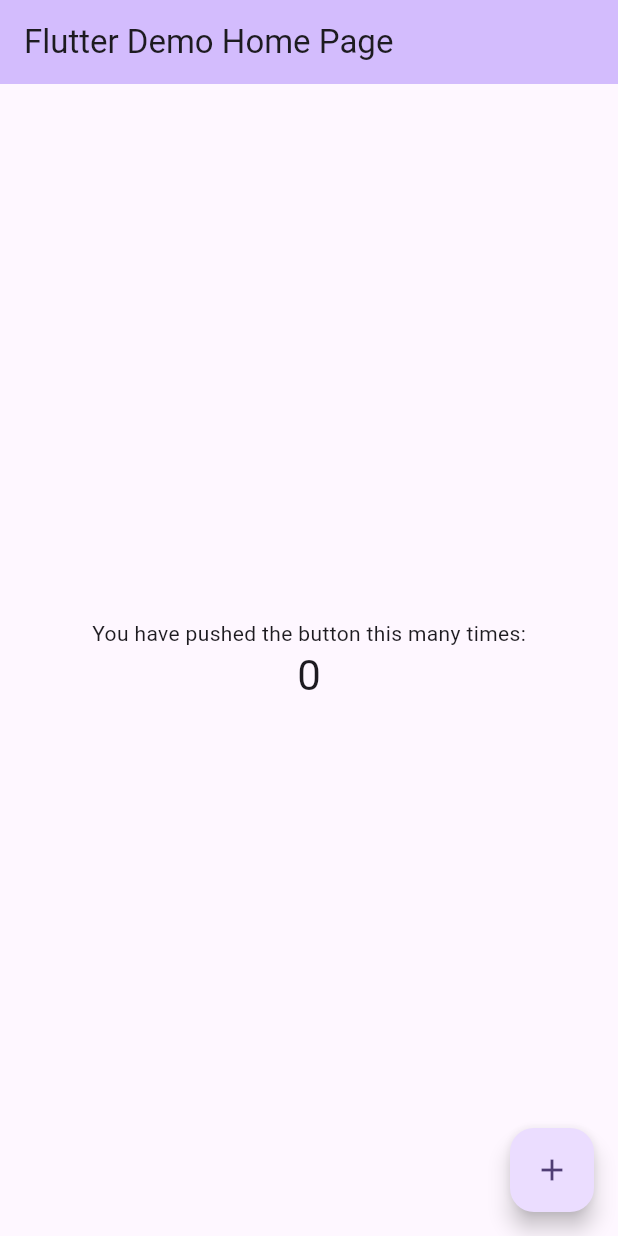
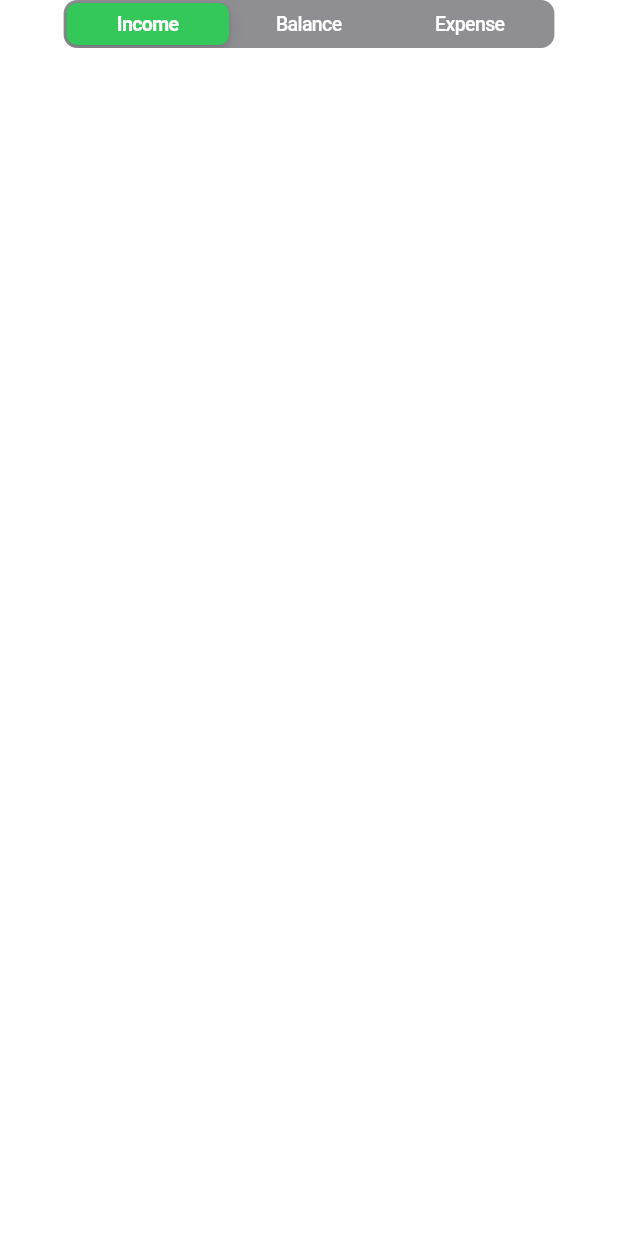
Before and after one commit to SE-TINF22B2/G1-CashCompass, a Flutter app: the screen it shows after launch, on a phone screen of 412 x 824 dp. Run offline on Flutter 3.47's test engine with Material 3 defaults, Android fonts, the phone set to English and light mode, and no system bars.

Commit message:
Added segmented control

```diff
--- /dev/null
+++ b/frontend/cashcompass/lib/components/segmented_control.dart
@@ -0,0 +1,55 @@
+import 'package:cashcompass/components/segmented_text.dart';
+import "package:flutter/cupertino.dart";
+
+enum OverviewState {
+  income(color: CupertinoColors.systemGreen, list: [1.0, 2.0, 30.2]),
+  balance(color: CupertinoColors.activeBlue, list: []),
+  expense(color: CupertinoColors.systemRed, list: [1, 2, 3]);
+
+  const OverviewState({required this.color, required this.list});
+
+  final Color color;
+  final List<double> list;
+}
+
+final Map<OverviewState, Widget> logoWidgets = <OverviewState, Widget>{
+  OverviewState.income: const SegmenedText(title: "Income"),
+  OverviewState.balance: const SegmenedText(title: "Balance"),
+  OverviewState.expense: const SegmenedText(title: "Expense")
+};
+
+class SegmentedControl extends StatefulWidget {
+  const SegmentedControl({super.key});
+
+  @override
+  State<SegmentedControl> createState() => _SegmentedControlState();
+}
+
+class _SegmentedControlState extends State<SegmentedControl> {
+  //initialise selectedSegment
+  OverviewState _selectedSegment = OverviewState.income;
+
+  @override
+  Widget build(BuildContext context) {
+    return Center(
+      child: Column(
+        children: [
+          CupertinoSlidingSegmentedControl<OverviewState>(
+            backgroundColor: CupertinoColors.systemGrey,
+            thumbColor: _selectedSegment.color,
+            children: logoWidgets,
+            onValueChanged: (OverviewState? val) {
+              if (val != null) {
+                setState(() {
+                  _selectedSegment = val;
+                });
+              }
+            },
+            groupValue: _selectedSegment,
+          ),
+          const SizedBox(height: 25),
+        ],
+      ),
+    );
+  }
+}
--- /dev/null
+++ b/frontend/cashcompass/lib/components/segmented_text.dart
@@ -0,0 +1,17 @@
+import 'package:flutter/cupertino.dart';
+
+class SegmenedText extends StatelessWidget {
+  final String title;
+  const SegmenedText({super.key, required this.title});
+
+  @override
+  Widget build(BuildContext context) {
+    return Padding(
+      padding: const EdgeInsets.symmetric(horizontal: 20),
+      child: Text(
+        title,
+        style: const TextStyle(color: CupertinoColors.white),
+      ),
+    );
+  }
+}
--- a/frontend/cashcompass/lib/screens/homescreen/homescreen.dart
+++ b/frontend/cashcompass/lib/screens/homescreen/homescreen.dart
@@ -1,3 +1,4 @@
+import 'package:flutter/cupertino.dart';
 import 'package:flutter/material.dart';
 
 import 'homescreen_widgetxyz.dart';
@@ -8,28 +9,10 @@ class MyApp extends StatelessWidget {
   // This widget is the root of your application.
   @override
   Widget build(BuildContext context) {
-    return MaterialApp(
+    return const CupertinoApp(
       title: 'Flutter Demo',
-      theme: ThemeData(
-        // This is the theme of your application.
-        //
-        // TRY THIS: Try running your application with "flutter run". You'll see
-        // the application has a purple toolbar. Then, without quitting the app,
-        // try changing the seedColor in the colorScheme below to Colors.green
-        // and then invoke "hot reload" (save your changes or press the "hot
-        // reload" button in a Flutter-supported IDE, or press "r" if you used
-        // the command line to start the app).
-        //
-        // Notice that the counter didn't reset back to zero; the application
-        // state is not lost during the reload. To reset the state, use hot
-        // restart instead.
-        //
-        // This works for code too, not just values: Most code changes can be
-        // tested with just a hot reload.
-        colorScheme: ColorScheme.fromSeed(seedColor: Colors.deepPurple),
-        useMaterial3: true,
-      ),
-      home: const MyHomePage(title: 'Flutter Demo Home Page'),
+      debugShowCheckedModeBanner: false,
+      home: MyHomePage(title: 'Flutter Demo Home Page'),
     );
   }
 }
--- a/frontend/cashcompass/lib/screens/homescreen/homescreen_widgetxyz.dart
+++ b/frontend/cashcompass/lib/screens/homescreen/homescreen_widgetxyz.dart
@@ -1,3 +1,5 @@
+import 'package:cashcompass/components/segmented_control.dart';
+import 'package:flutter/cupertino.dart';
 import 'package:flutter/material.dart';
 
 class MyHomePage extends StatefulWidget {
@@ -19,7 +21,7 @@ class MyHomePage extends StatefulWidget {
 }
 
 class _MyHomePageState extends State<MyHomePage> {
-  int _counter = 0;
+  int _counter = 5;
 
   void _incrementCounter() {
     setState(() {
@@ -40,50 +42,10 @@ class _MyHomePageState extends State<MyHomePage> {
     // The Flutter framework has been optimized to make rerunning build methods
     // fast, so that you can just rebuild anything that needs updating rather
     // than having to individually change instances of widgets.
-    return Scaffold(
-      appBar: AppBar(
-        // TRY THIS: Try changing the color here to a specific color (to
-        // Colors.amber, perhaps?) and trigger a hot reload to see the AppBar
-        // change color while the other colors stay the same.
-        backgroundColor: Theme.of(context).colorScheme.inversePrimary,
-        // Here we take the value from the MyHomePage object that was created by
-        // the App.build method, and use it to set our appbar title.
-        title: Text(widget.title),
+    return const SafeArea(
+      child: CupertinoPageScaffold(
+        child: SegmentedControl(),
       ),
-      body: Center(
-        // Center is a layout widget. It takes a single child and positions it
-        // in the middle of the parent.
-        child: Column(
-          // Column is also a layout widget. It takes a list of children and
-          // arranges them vertically. By default, it sizes itself to fit its
-          // children horizontally, and tries to be as tall as its parent.
-          //
-          // Column has various properties to control how it sizes itself and
-          // how it positions its children. Here we use mainAxisAlignment to
-          // center the children vertically; the main axis here is the vertical
-          // axis because Columns are vertical (the cross axis would be
-          // horizontal).
-          //
-          // TRY THIS: Invoke "debug painting" (choose the "Toggle Debug Paint"
-          // action in the IDE, or press "p" in the console), to see the
-          // wireframe for each widget.
-          mainAxisAlignment: MainAxisAlignment.center,
-          children: <Widget>[
-            const Text(
-              'You have pushed the button this many times:',
-            ),
-            Text(
-              '$_counter',
-              style: Theme.of(context).textTheme.headlineMedium,
-            ),
-          ],
-        ),
-      ),
-      floatingActionButton: FloatingActionButton(
-        onPressed: _incrementCounter,
-        tooltip: 'Increment',
-        child: const Icon(Icons.add),
-      ), // This trailing comma makes auto-formatting nicer for build methods.
     );
   }
 }
```
